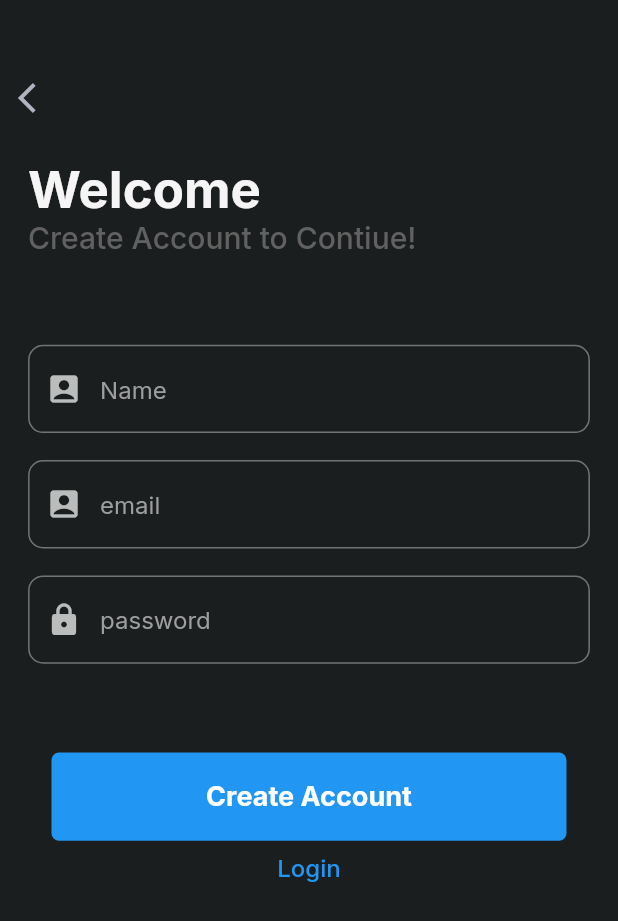
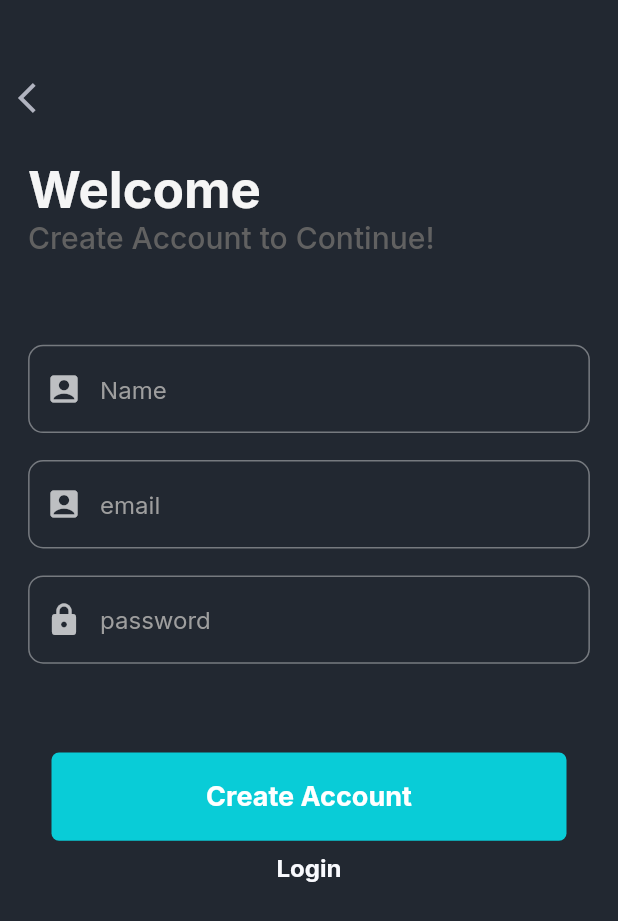
Before and after one commit to Saransh29/fire_chat, a Flutter app: the screen it shows after launch, after a tap on "Create Account", on a phone screen of 412 x 824 dp. Shown: the top 921 px of the screen. Run offline on Flutter 3.47's test engine with Material 2 defaults, Android fonts, the phone set to English and light mode, and no system bars; our stand-ins replace cloud_firestore, firebase_auth, firebase_core, firebase_storage, google_fonts, image_picker; accounts and stored records are empty.

Commit message:
v1.2 - changed theme , UI , web build

```diff
--- a/lib/Auth/createacc.dart
+++ b/lib/Auth/createacc.dart
@@ -1,3 +1,5 @@
+import 'package:chat_app_firebase/theme.dart';
+
 import 'auth.dart';
 import 'package:flutter/material.dart';
 import '../screens/screens.dart';
@@ -15,10 +17,10 @@ class _CreateAccountState extends State<CreateAccount> {
 
   @override
   Widget build(BuildContext context) {
-
     final size = MediaQuery.of(context).size;
 
     return Scaffold(
+      backgroundColor: primColors.back,
       body: isLoading
           ? Center(
               child: Container(
@@ -55,7 +57,7 @@ class _CreateAccountState extends State<CreateAccount> {
                   Container(
                     width: size.width / 1.1,
                     child: Text(
-                      "Create Account to Contiue!",
+                      "Create Account to Continue!",
                       style: TextStyle(
                         color: Colors.grey[700],
                         fontSize: 20,
@@ -98,9 +100,9 @@ class _CreateAccountState extends State<CreateAccount> {
                       child: Text(
                         "Login",
                         style: TextStyle(
-                          color: Colors.blue,
+                          color: AppColors.cardLight,
                           fontSize: 16,
-                          fontWeight: FontWeight.w500,
+                          fontWeight: FontWeight.bold,
                         ),
                       ),
                     ),
@@ -129,8 +131,7 @@ class _CreateAccountState extends State<CreateAccount> {
               Navigator.push(
                   context, MaterialPageRoute(builder: (_) => HomeScreen()));
               print("Account Created Sucessfull");
-            }
-            else {
+            } else {
               print("Login Failed");
               setState(() {
                 isLoading = false;
@@ -146,7 +147,7 @@ class _CreateAccountState extends State<CreateAccount> {
           width: size.width / 1.2,
           decoration: BoxDecoration(
             borderRadius: BorderRadius.circular(5),
-            color: Colors.blue,
+            color: primColors.primary,
           ),
           alignment: Alignment.center,
           child: Text(
@@ -167,6 +168,8 @@ class _CreateAccountState extends State<CreateAccount> {
       width: size.width / 1.1,
       child: TextField(
         controller: cont,
+        obscureText: hintText == "password" ? true : false,
+        obscuringCharacter: "*",
         decoration: InputDecoration(
           prefixIcon: Icon(icon),
           hintText: hintText,
--- a/lib/Auth/loginscreen.dart
+++ b/lib/Auth/loginscreen.dart
@@ -1,3 +1,5 @@
+import 'package:chat_app_firebase/theme.dart';
+
 import '../screens/screens.dart';
 import 'auth.dart';
 import 'package:flutter/material.dart';
@@ -17,6 +19,7 @@ class _LoginScreenState extends State<LoginScreen> {
     final size = MediaQuery.of(context).size;
 
     return Scaffold(
+      backgroundColor: primColors.back,
       body: isLoading
           ? Center(
               child: Container(
@@ -38,31 +41,40 @@ class _LoginScreenState extends State<LoginScreen> {
                         icon: Icon(Icons.arrow_back_ios), onPressed: () {}),
                   ),
                   SizedBox(
-                    height: size.height / 50,
+                    height: size.height / 35,
                   ),
                   Container(
-                    width: size.width / 1.1,
-                    child: Text(
-                      "Welcome",
-                      style: TextStyle(
-                        fontSize: 34,
-                        fontWeight: FontWeight.bold,
-                      ),
+                    alignment: Alignment.topCenter,
+                    height: size.height / 4,
+                    // width: size.width / 1.1,
+                    child: Image.asset(
+                      "assets/images/img.png",
+                      fit: BoxFit.cover,
                     ),
                   ),
-                  Container(
-                    width: size.width / 1.1,
-                    child: Text(
-                      "Sign In to Contiue!",
-                      style: TextStyle(
-                        color: Colors.grey[700],
-                        fontSize: 25,
-                        fontWeight: FontWeight.w500,
-                      ),
-                    ),
-                  ),
+                  // Container(
+                  //   width: size.width / 1.11,
+                  //   child: Text(
+                  //     "Welcome",
+                  //     style: TextStyle(
+                  //       fontSize: 34,
+                  //       fontWeight: FontWeight.bold,
+                  //     ),
+                  //   ),
+                  // ),
+                  // Container(
+                  //   width: size.width / 1.11,
+                  //   child: Text(
+                  //     "Sign In to Contiue!",
+                  //     style: TextStyle(
+                  //       color: Colors.grey[700],
+                  //       fontSize: 25,
+                  //       fontWeight: FontWeight.w500,
+                  //     ),
+                  //   ),
+                  // ),
                   SizedBox(
-                    height: size.height / 10,
+                    height: size.height / 40,
                   ),
                   Container(
                     width: size.width,
@@ -90,12 +102,27 @@ class _LoginScreenState extends State<LoginScreen> {
                     child: const Text(
                       "Create Account",
                       style: TextStyle(
-                        color: Colors.blue,
+                        color: primColors.primary,
                         fontSize: 16,
+                        fontWeight: FontWeight.bold,
+                      ),
+                    ),
+                  ),
+                  SizedBox(
+                    height: size.height / 10,
+                  ),
+                  Container(
+                    // width: size.width / 2,
+                    alignment: Alignment.center,
+                    child: Text(
+                      "Made with ❤ by Saransh Bibiyan",
+                      style: TextStyle(
+                        color: primColors.primary,
+                        fontSize: size.height / 45,
                         fontWeight: FontWeight.w500,
                       ),
                     ),
-                  )
+                  ),
                 ],
               ),
             ),
@@ -118,8 +145,7 @@ class _LoginScreenState extends State<LoginScreen> {
               });
               Navigator.push(
                   context, MaterialPageRoute(builder: (_) => HomeScreen()));
-            }
-            else {
+            } else {
               print("Login Failed");
               setState(() {
                 isLoading = false;
@@ -135,7 +161,7 @@ class _LoginScreenState extends State<LoginScreen> {
         width: size.width / 1.2,
         decoration: BoxDecoration(
           borderRadius: BorderRadius.circular(5),
-          color: Colors.blue,
+          color: primColors.primary,
         ),
         alignment: Alignment.center,
         child: Text(
@@ -157,6 +183,8 @@ class _LoginScreenState extends State<LoginScreen> {
       width: size.width / 1.1,
       child: TextField(
         controller: cont,
+        obscureText: hintText == "password" ? true : false,
+        obscuringCharacter: "*",
         decoration: InputDecoration(
           prefixIcon: Icon(icon),
           hintText: hintText,
--- a/lib/main.dart
+++ b/lib/main.dart
@@ -22,6 +22,7 @@ class MyApp extends StatelessWidget {
   @override
   Widget build(BuildContext context) {
     return MaterialApp(
+
       theme: AppTheme.light(),
       darkTheme: AppTheme.dark(),
       themeMode: ThemeMode.dark,
--- a/lib/theme.dart
+++ b/lib/theme.dart
@@ -12,6 +12,16 @@ abstract class AppColors {
   static const textHighlight = secondary;
   static const cardLight = Color(0xFFF9FAFE);
   static const cardDark = Color(0xFF303334);
+}
+
+abstract class primColors {
+  static const white = Color(0xEEEEEE);
+  static const primary = Color.fromARGB(255, 9, 204, 215);
+  static const lightprim = Color.fromARGB(255, 113, 201, 206);
+  static const lighterprim = Color.fromARGB(255, 166, 227, 233);
+  static const secondary = Color(0xFF3B76F6);
+  static const accent = Color.fromARGB(255, 57, 62, 70);
+  static const back = Color.fromARGB(255, 34, 40, 49);
 }
 
 abstract class _LightColors {
@@ -34,8 +44,8 @@ abstract class AppTheme {
         brightness: Brightness.light,
         accentColor: accentColor,
         visualDensity: visualDensity,
-        textTheme: GoogleFonts.mulishTextTheme()
-            .apply(bodyColor: AppColors.textDark),
+        textTheme:
+            GoogleFonts.mulishTextTheme().apply(bodyColor: AppColors.textDark),
         backgroundColor: _LightColors.background,
         scaffoldBackgroundColor: _LightColors.background,
         cardColor: _LightColors.card,
@@ -50,8 +60,8 @@ abstract class AppTheme {
         brightness: Brightness.dark,
         accentColor: accentColor,
         visualDensity: visualDensity,
-        textTheme: GoogleFonts.interTextTheme()
-            .apply(bodyColor: AppColors.textLigth),
+        textTheme:
+            GoogleFonts.interTextTheme().apply(bodyColor: AppColors.textLigth),
         backgroundColor: _DarkColors.background,
         scaffoldBackgroundColor: _DarkColors.background,
         cardColor: _DarkColors.card,
```
Also changed, not shown: lib/screens/Homescreen.dart (+25 -6 lines), lib/screens/chats.dart (+11 -3 lines), pubspec.yaml (+9 -1 lines), assets/images/img.png (added), assets/logo.png (added), pubspec.lock, 6 other files.
